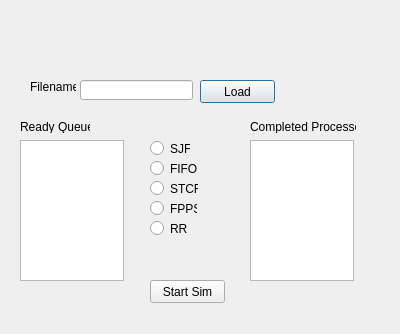
Before: the Qt Designer form Seizure_Time_OS/processschedulerdialog.ui in Singlecharacter/Seizure-Time-OS, drawn with Qt 5.
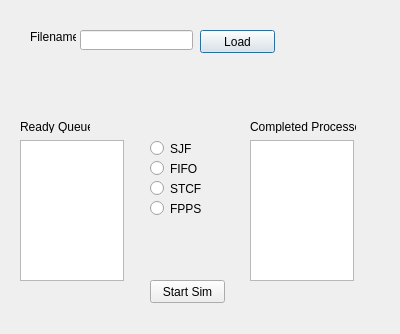
After: the same form once the commit is applied.

```diff
--- a/Seizure_Time_OS/processschedulerdialog.ui
+++ b/Seizure_Time_OS/processschedulerdialog.ui
@@ -17,7 +17,7 @@
    <property name="geometry">
     <rect>
      <x>80</x>
-     <y>80</y>
+     <y>30</y>
      <width>113</width>
      <height>20</height>
     </rect>
@@ -27,7 +27,7 @@
    <property name="geometry">
     <rect>
      <x>30</x>
-     <y>80</y>
+     <y>30</y>
      <width>46</width>
      <height>13</height>
     </rect>
@@ -40,7 +40,7 @@
    <property name="geometry">
     <rect>
      <x>200</x>
-     <y>80</y>
+     <y>30</y>
      <width>75</width>
      <height>23</height>
     </rect>
@@ -113,7 +113,7 @@
     <rect>
      <x>150</x>
      <y>140</y>
-     <width>40</width>
+     <width>82</width>
      <height>17</height>
     </rect>
    </property>
@@ -126,7 +126,7 @@
     <rect>
      <x>150</x>
      <y>160</y>
-     <width>47</width>
+     <width>82</width>
      <height>17</height>
     </rect>
    </property>
@@ -134,51 +134,12 @@
     <string>FIFO</string>
    </property>
   </widget>
-  <widget class="QRadioButton" name="FPPSButton">
-   <property name="geometry">
-    <rect>
-     <x>150</x>
-     <y>200</y>
-     <width>47</width>
-     <height>17</height>
-    </rect>
-   </property>
-   <property name="text">
-    <string>FPPS</string>
-   </property>
-  </widget>
-  <widget class="QRadioButton" name="RRButton">
-   <property name="geometry">
-    <rect>
-     <x>150</x>
-     <y>220</y>
-     <width>37</width>
-     <height>17</height>
-    </rect>
-   </property>
-   <property name="text">
-    <string>RR</string>
-   </property>
-  </widget>
-  <widget class="QLabel" name="runningLabel">
-   <property name="geometry">
-    <rect>
-     <x>130</x>
-     <y>30</y>
-     <width>46</width>
-     <height>13</height>
-    </rect>
-   </property>
-   <property name="text">
-    <string/>
-   </property>
-  </widget>
   <widget class="QRadioButton" name="STCFButton">
    <property name="geometry">
     <rect>
      <x>150</x>
      <y>180</y>
-     <width>48</width>
+     <width>82</width>
      <height>17</height>
     </rect>
    </property>
@@ -186,6 +147,19 @@
     <string>STCF</string>
    </property>
   </widget>
+  <widget class="QRadioButton" name="FPPSButton">
+   <property name="geometry">
+    <rect>
+     <x>150</x>
+     <y>200</y>
+     <width>82</width>
+     <height>17</height>
+    </rect>
+   </property>
+   <property name="text">
+    <string>FPPS</string>
+   </property>
+  </widget>
  </widget>
  <resources/>
  <connections/>
```
